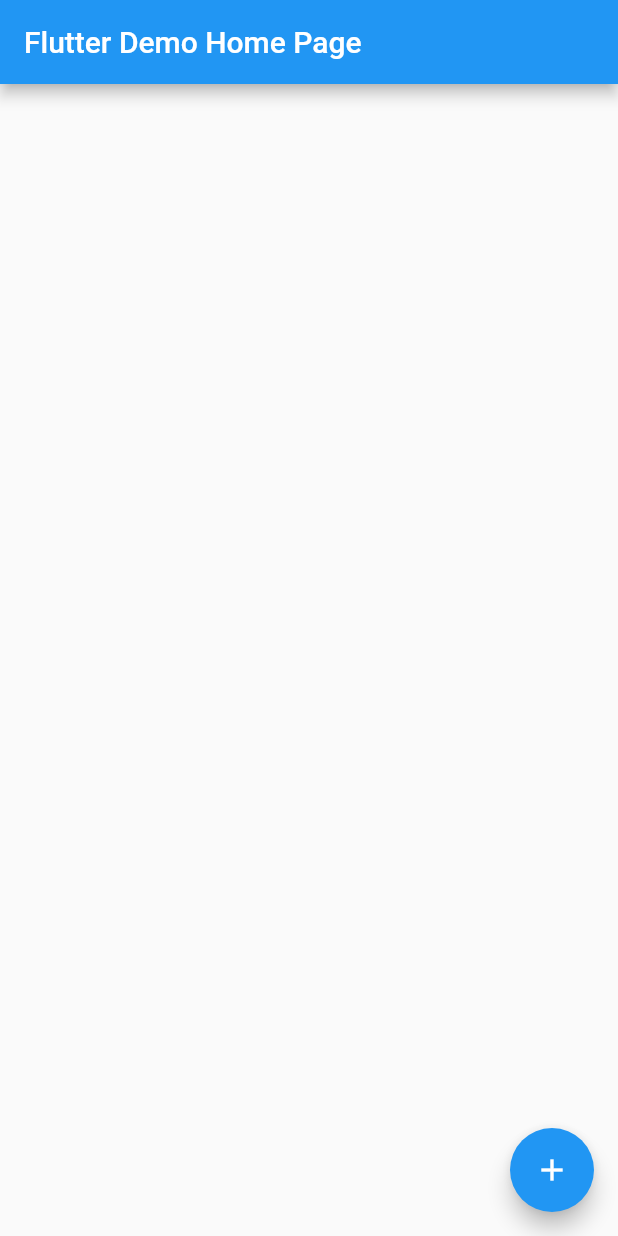
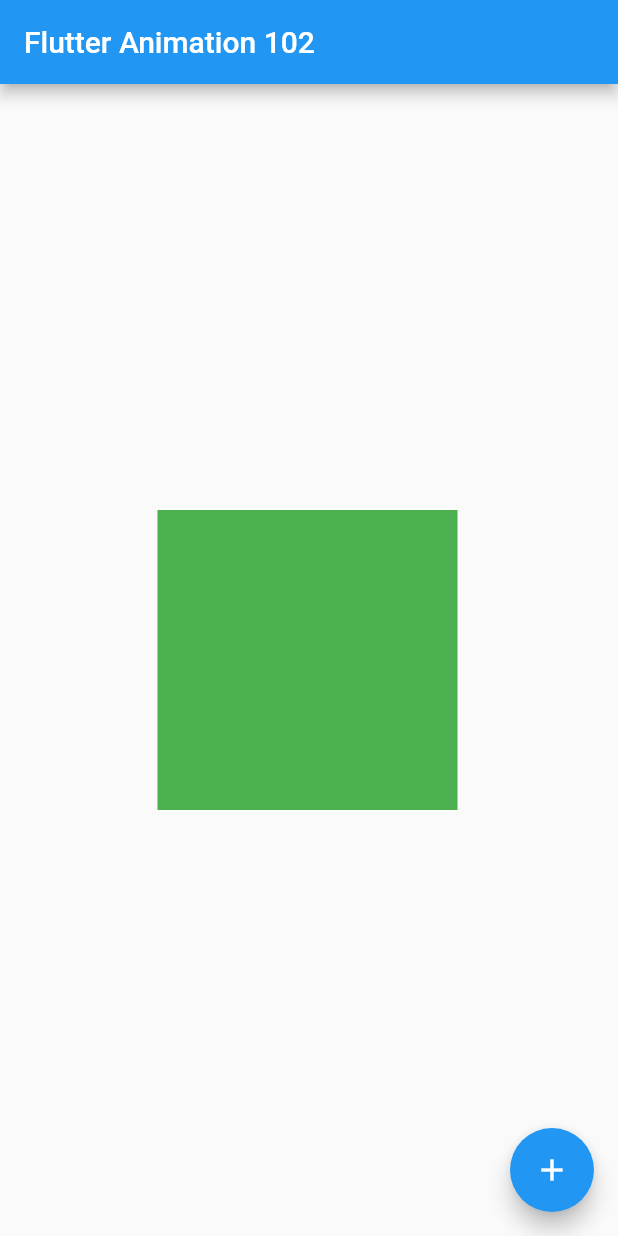
Before and after one commit to JAICHANGPARK/flutter_animation_102, a Flutter app: the screen it shows after launch, on a phone screen of 412 x 824 dp. Run offline on Flutter 3.47's test engine with Material 2 defaults, Android fonts, the phone set to English and light mode, and no system bars.

Commit message:
attach animation

```diff
--- a/flutter_app/lib/main.dart
+++ b/flutter_app/lib/main.dart
@@ -11,7 +11,7 @@ class MyApp extends StatelessWidget {
       theme: ThemeData(
         primarySwatch: Colors.blue,
       ),
-      home: MyHomePage(title: 'Flutter Demo Home Page'),
+      home: MyHomePage(title: 'Flutter Animation 102'),
     );
   }
 }
@@ -24,21 +24,47 @@ class MyHomePage extends StatefulWidget {
   _MyHomePageState createState() => _MyHomePageState();
 }
 
-class _MyHomePageState extends State<MyHomePage> {
+class _MyHomePageState extends State<MyHomePage>
+    with SingleTickerProviderStateMixin {
+  AnimationController _animationController;
+  Animation _animation;
+
+  @override
+  void initState() {
+    // TODO: implement initState
+    super.initState();
+
+    _animationController =
+        AnimationController(vsync: this, duration: Duration(seconds: 2));
+    _animation = Tween(begin: -1.0, end: 0.0).animate(CurvedAnimation(
+        parent: _animationController, curve: Curves.fastOutSlowIn));
+  }
 
   @override
   Widget build(BuildContext context) {
-
     return Scaffold(
       appBar: AppBar(
-
         title: Text(widget.title),
       ),
-      body: Center(
+      body: AnimatedBuilder(
+        animation: _animationController,
+        builder: (context, child) =>
+            Transform(
+              transform: Matrix4.translationValues(_animation.value, .0, 0.0),
+              child: Center(
+                child: Center(
+                  child: Container(
+                    height: 200.0,
+                    width: 200.0,
+                    color: Colors.green,
+                  ),
+                ),
+              ),
+            ),
 
       ),
       floatingActionButton: FloatingActionButton(
-        onPressed: (){},
+        onPressed: () {},
         tooltip: 'Increment',
         child: Icon(Icons.add),
       ),
```
